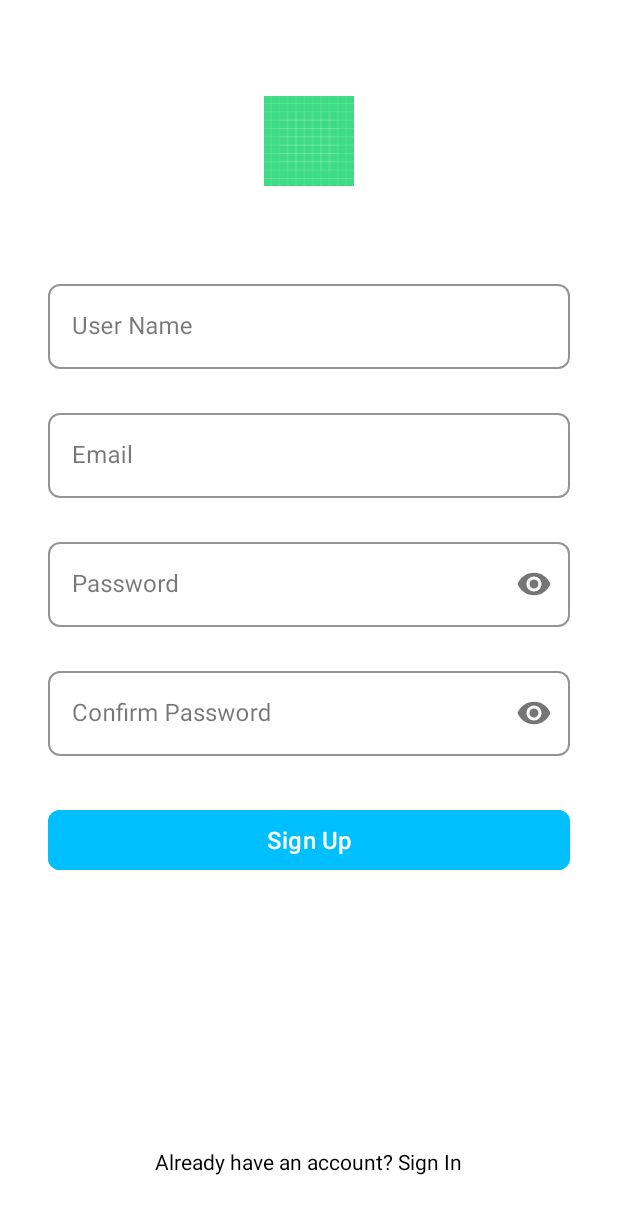
After one commit to darsh-7/NewsApp, an Android app: the SignUpFragment screen opened through its navigation route, on a phone screen of 412 x 824 dp. The commit adds this screen. Shown: the top 1214 px of the screen. Run offline under Robolectric (Android 15) with nearby library versions, the phone set to English and light mode, and no system bars.

Commit message:
UI changes: create authentication directory that hold signup ,sign in fragment with validation create home activity and make it to start app just for test create favourit fragment that has same design of our previous app that hold news ,it use same adapter but create instance should pass favourit news from api and has back button to  home fragment that hold all news make changes to nav_app but may signin should go to home fragment ,but here just for test i navigate to favourit fragment

```diff
--- a/app/build.gradle.kts
+++ b/app/build.gradle.kts
@@ -70,6 +70,8 @@ dependencies {
     implementation(libs.glide)
 
     implementation (libs.androidx.swiperefreshlayout)
+    implementation ("androidx.navigation:navigation-fragment:2.9.3")
+
 
     implementation("androidx.datastore:datastore-preferences:1.1.1")
 
--- /dev/null
+++ b/app/src/main/java/com/darsh/news/homeActivity.kt
@@ -0,0 +1,20 @@
+package com.darsh.news
+
+import android.os.Bundle
+import androidx.activity.enableEdgeToEdge
+import androidx.appcompat.app.AppCompatActivity
+import androidx.core.view.ViewCompat
+import androidx.core.view.WindowInsetsCompat
+
+class homeActivity : AppCompatActivity() {
+    override fun onCreate(savedInstanceState: Bundle?) {
+        super.onCreate(savedInstanceState)
+        enableEdgeToEdge()
+        setContentView(R.layout.activity_home)
+        ViewCompat.setOnApplyWindowInsetsListener(findViewById(R.id.main)) { v, insets ->
+            val systemBars = insets.getInsets(WindowInsetsCompat.Type.systemBars())
+            v.setPadding(systemBars.left, systemBars.top, systemBars.right, systemBars.bottom)
+            insets
+        }
+    }
+}
--- /dev/null
+++ b/app/src/main/java/com/darsh/news/presentation/authentication/SignInFragment.kt
@@ -0,0 +1,77 @@
+package com.darsh.news.presentation.authentication
+
+import android.os.Bundle
+import androidx.fragment.app.Fragment
+import android.view.LayoutInflater
+import android.view.View
+import android.view.ViewGroup
+import androidx.navigation.findNavController
+import com.darsh.news.R
+import com.darsh.news.databinding.FragmentSignInBinding
+
+// TODO: Rename parameter arguments, choose names that match
+// the fragment initialization parameters, e.g. ARG_ITEM_NUMBER
+private const val ARG_PARAM1 = "param1"
+private const val ARG_PARAM2 = "param2"
+
+/**
+ * A simple [Fragment] subclass.
+ * Use the [SignInFragment.newInstance] factory method to
+ * create an instance of this fragment.
+ */
+class SignInFragment : Fragment() {
+
+    lateinit var binding: FragmentSignInBinding
+
+
+    override fun onCreateView(
+        inflater: LayoutInflater, container: ViewGroup?,
+        savedInstanceState: Bundle?
+    ): View? {
+        // Inflate the layout for this fragment
+        binding = FragmentSignInBinding.inflate(inflater, container, false)
+
+        return binding.root
+    }
+
+    override fun onViewCreated(view: View, savedInstanceState: Bundle?) {
+        super.onViewCreated(view, savedInstanceState)
+        binding.textRegisterFull.setOnClickListener {
+            it.findNavController().navigate(R.id.action_signInFragment_to_signUpFragment2)
+        }
+        binding.buttonSignIn.setOnClickListener {
+            if (isInputValid()) {
+                it.findNavController().navigate(R.id.action_signInFragment_to_favouritFragment)
+            }
+        }    }
+private fun isInputValid(): Boolean {
+    // Clear previous errors before running validation
+    clearErrors()
+
+    val email = binding.inputEmail.text.toString().trim()
+    val password = binding.inputPassword.text.toString()
+    var isValid = true
+
+    // 2. Email Validation
+    if (email.isBlank()) {
+        binding.layoutEmail.error = "Email is required"
+        isValid = false
+    } else if (!android.util.Patterns.EMAIL_ADDRESS.matcher(email).matches()) {
+        binding.layoutEmail.error = "Invalid email format"
+        isValid = false
+    }
+
+    // 3. Password Validation (Length)
+    if (password.isBlank()) {
+        binding.layoutPassword.error = "Password is required"
+        isValid = false
+    }
+
+    return isValid
+}
+
+// Helper function to clear all active errors on TextInputLayouts
+private fun clearErrors() {
+    binding.layoutEmail.error = null
+    binding.layoutPassword.error = null
+}}
--- /dev/null
+++ b/app/src/main/res/layout/activity_home.xml
@@ -0,0 +1,13 @@
+<?xml version="1.0" encoding="utf-8"?>
+<androidx.fragment.app.FragmentContainerView xmlns:android="http://schemas.android.com/apk/res/android"
+    xmlns:app="http://schemas.android.com/apk/res-auto"
+    xmlns:tools="http://schemas.android.com/tools"
+    android:id="@+id/main"
+    android:name="androidx.navigation.fragment.NavHostFragment"
+    android:layout_width="match_parent"
+    android:layout_height="match_parent"
+    app:defaultNavHost="true"
+    app:navGraph="@navigation/app_nav"
+    tools:context=".homeActivity"
+    tools:layout="@layout/fragment_sign_in">
+</androidx.fragment.app.FragmentContainerView>
--- /dev/null
+++ b/app/src/main/res/layout/fragment_sign_up.xml
@@ -0,0 +1,171 @@
+<?xml version="1.0" encoding="utf-8"?>
+<FrameLayout xmlns:android="http://schemas.android.com/apk/res/android"
+    xmlns:tools="http://schemas.android.com/tools"
+    android:layout_width="match_parent"
+    android:layout_height="match_parent"
+    xmlns:app="http://schemas.android.com/apk/res-auto"
+    tools:context=".presentation.authentication.SignUpFragment">
+
+    <LinearLayout
+        android:layout_width="match_parent"
+        android:layout_height="match_parent"
+        android:background="@android:color/white"
+        android:orientation="vertical"
+        android:paddingStart="32dp"
+        android:paddingEnd="32dp"
+        android:gravity="center_horizontal">
+
+        <!-- 1. Logo/Header Area -->
+        <ImageView
+            android:id="@+id/logo_header"
+            android:layout_width="150dp"
+            android:layout_height="60dp"
+            android:layout_marginTop="64dp"
+            android:contentDescription="NewsWatch Logo"
+            android:src="@drawable/ic_launcher_background"
+            tools:src="@tools:sample/avatars" />
+
+        <!-- Space separator (similar to the 80dp margin block in sign-in) -->
+        <Space
+            android:layout_width="match_parent"
+            android:layout_height="60dp" />
+
+        <!-- 2. Name Input Field -->
+        <com.google.android.material.textfield.TextInputLayout
+            android:id="@+id/layout_name"
+            style="@style/Widget.MaterialComponents.TextInputLayout.OutlinedBox"
+            android:layout_width="match_parent"
+            android:layout_height="wrap_content"
+
+
+            android:hint="User Name"
+            app:hintTextColor="#00BFFF"
+            app:boxStrokeColor="#00BFFF"
+            app:boxCornerRadiusTopStart="8dp"
+            app:boxCornerRadiusTopEnd="8dp"
+            app:boxCornerRadiusBottomStart="8dp"
+            app:boxCornerRadiusBottomEnd="8dp">
+
+            <com.google.android.material.textfield.TextInputEditText
+                android:id="@+id/input_name"
+                android:layout_width="match_parent"
+                android:layout_height="wrap_content"
+                android:inputType="textPersonName"
+                android:textColor="@android:color/black"
+                android:textSize="16sp" />
+        </com.google.android.material.textfield.TextInputLayout>
+
+        <!-- 3. Email Input Field -->
+        <com.google.android.material.textfield.TextInputLayout
+            android:id="@+id/layout_email"
+            style="@style/Widget.MaterialComponents.TextInputLayout.OutlinedBox"
+            android:layout_width="match_parent"
+            android:layout_height="wrap_content"
+            android:hint="Email"
+            android:layout_marginTop="24dp"
+            app:hintTextColor="#00BFFF"
+            app:boxStrokeColor="#00BFFF"
+            app:boxCornerRadiusTopStart="8dp"
+            app:boxCornerRadiusTopEnd="8dp"
+            app:boxCornerRadiusBottomStart="8dp"
+            app:boxCornerRadiusBottomEnd="8dp">
+
+            <com.google.android.material.textfield.TextInputEditText
+                android:id="@+id/input_email"
+                android:layout_width="match_parent"
+                android:layout_height="wrap_content"
+                android:inputType="textEmailAddress"
+                android:textColor="@android:color/black"
+                android:textSize="16sp" />
+        </com.google.android.material.textfield.TextInputLayout>
+
+        <!-- 4. Password Input Field -->
+        <com.google.android.material.textfield.TextInputLayout
+            android:id="@+id/layout_password"
+            style="@style/Widget.MaterialComponents.TextInputLayout.OutlinedBox"
+            android:layout_width="match_parent"
+            android:layout_height="wrap_content"
+            android:layout_marginTop="24dp"
+            android:hint="Password"
+            app:hintTextColor="#00BFFF"
+            app:boxStrokeColor="#00BFFF"
+            app:passwordToggleEnabled="true"
+            app:boxCornerRadiusTopStart="8dp"
+            app:boxCornerRadiusTopEnd="8dp"
+            app:boxCornerRadiusBottomStart="8dp"
+            app:boxCornerRadiusBottomEnd="8dp">
+
+            <com.google.android.material.textfield.TextInputEditText
+                android:id="@+id/input_password"
+                android:layout_width="match_parent"
+                android:layout_height="wrap_content"
+                android:inputType="textPassword"
+                android:textColor="@android:color/black"
+                android:textSize="16sp" />
+        </com.google.android.material.textfield.TextInputLayout>
+
+        <!-- 5. Confirm Password Input Field -->
+        <com.google.android.material.textfield.TextInputLayout
+            android:id="@+id/layout_confirm_password"
+            style="@style/Widget.MaterialComponents.TextInputLayout.OutlinedBox"
+            android:layout_width="match_parent"
+            android:layout_height="wrap_content"
+            android:layout_marginTop="24dp"
+            android:hint="Confirm Password"
+            app:hintTextColor="#00BFFF"
+            app:boxStrokeColor="#00BFFF"
+            app:passwordToggleEnabled="true"
+            app:boxCornerRadiusTopStart="8dp"
+            app:boxCornerRadiusTopEnd="8dp"
+            app:boxCornerRadiusBottomStart="8dp"
+            app:boxCornerRadiusBottomEnd="8dp">
+
+            <com.google.android.material.textfield.TextInputEditText
+                android:id="@+id/input_confirm_password"
+                android:layout_width="match_parent"
+                android:layout_height="wrap_content"
+                android:inputType="textPassword"
+                android:textColor="@android:color/black"
+                android:textSize="16sp" />
+        </com.google.android.material.textfield.TextInputLayout>
+
+        <!-- 6. Sign Up Button -->
+        <Button
+            android:id="@+id/button_sign_up"
+            android:layout_width="match_parent"
+            android:layout_height="wrap_content"
+            android:layout_marginTop="32dp"
+            android:backgroundTint="#00BFFF"
+            android:text="Sign Up"
+            android:textAllCaps="false"
+            android:textColor="@android:color/white"
+            android:textSize="16sp"
+            app:cornerRadius="8dp" />
+
+        <!-- Empty space to push Sign In link to the bottom -->
+        <View
+            android:layout_width="match_parent"
+            android:layout_height="0dp"
+            android:layout_weight="1" />
+        <ProgressBar
+            android:id="@+id/progress"
+            android:layout_width="wrap_content"
+            android:layout_height="wrap_content"
+            android:layout_gravity="center"
+            android:layout_marginVertical="16dp"
+            android:visibility="invisible"
+            tools:visibility="visible" />
+        <!-- 7. Sign In Link -->
+        <TextView
+            android:id="@+id/text_sign_in_full"
+            android:layout_width="wrap_content"
+            android:layout_height="wrap_content"
+            android:layout_marginBottom="32dp"
+            android:padding="8dp"
+            android:text="Already have an account? Sign In"
+            android:textColor="@android:color/black"
+            android:textSize="14sp" />
+
+    </LinearLayout>
+
+</FrameLayout>
--- a/app/src/main/res/navigation/app_nav.xml
+++ b/app/src/main/res/navigation/app_nav.xml
@@ -1,8 +1,34 @@
 <?xml version="1.0" encoding="utf-8"?>
 <navigation xmlns:android="http://schemas.android.com/apk/res/android"
     xmlns:app="http://schemas.android.com/apk/res-auto"
+    xmlns:tools="http://schemas.android.com/tools"
     android:id="@+id/app_nav"
-    app:startDestination="@id/placeholder">
+    app:startDestination="@id/signInFragment">
 
-    <fragment android:id="@+id/placeholder" />
+    <fragment
+        android:id="@+id/signInFragment"
+        android:name="com.darsh.news.presentation.authentication.SignInFragment"
+        android:label="fragment_sign_in"
+        tools:layout="@layout/fragment_sign_in" >
+        <action
+            android:id="@+id/action_signInFragment_to_signUpFragment2"
+            app:destination="@id/signUpFragment2" />
+        <action
+            android:id="@+id/action_signInFragment_to_favouritFragment"
+            app:destination="@id/favouritFragment" />
+    </fragment>
+    <fragment
+        android:id="@+id/signUpFragment2"
+        android:name="com.darsh.news.presentation.authentication.SignUpFragment"
+        android:label="fragment_sign_up"
+        tools:layout="@layout/fragment_sign_up" >
+        <action
+            android:id="@+id/action_signUpFragment2_to_signInFragment"
+            app:destination="@id/signInFragment" />
+    </fragment>
+    <fragment
+        android:id="@+id/favouritFragment"
+        android:name="com.darsh.news.presentation.newsList.favouritFragment"
+        android:label="fragment_favourit"
+        tools:layout="@layout/fragment_favourit" />
 </navigation>
--- a/app/src/main/res/values/strings.xml
+++ b/app/src/main/res/values/strings.xml
@@ -2,4 +2,6 @@
     <string name="app_name">News</string>
     <string name="news_image_content_description" />
     <string name="share_news_content_description">Share</string>
+    <!-- TODO: Remove or change this placeholder text -->
+    <string name="hello_blank_fragment">Hello blank fragment</string>
 </resources>
```
Also changed, not shown: app/src/main/AndroidManifest.xml (+6 -4 lines), app/src/main/java/com/darsh/news/presentation/authentication/SignUpFragment.kt (added, +103 -0 lines), app/src/main/java/com/darsh/news/presentation/newsList/favouritFragment.kt (added, +55 -0 lines), app/src/main/res/drawable/back_arrow.xml (added, +8 -0 lines), app/src/main/res/layout/fragment_favourit.xml (added, +62 -0 lines), app/src/main/res/layout/fragment_sign_in.xml (added, +128 -0 lines).
